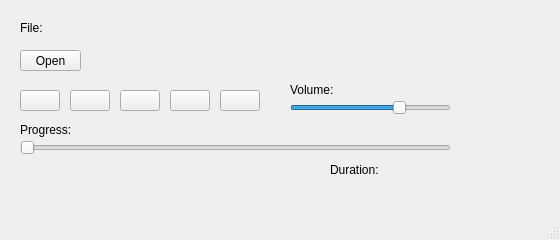
Before: the Qt Designer form mainwindow.ui in Mousence/Qt-MediaPlayer, drawn with Qt 5.
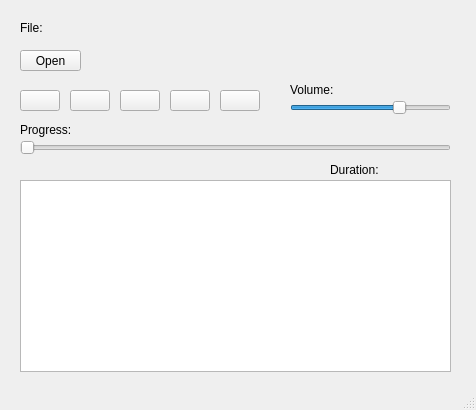
After: the same form once the commit is applied. Icons and pictures are not drawn.

Commit message: playlist start

The edit to the form file:
```diff
--- a/mainwindow.ui
+++ b/mainwindow.ui
@@ -6,8 +6,8 @@
    <rect>
     <x>0</x>
     <y>0</y>
-    <width>560</width>
-    <height>240</height>
+    <width>476</width>
+    <height>410</height>
    </rect>
   </property>
   <property name="windowTitle">
@@ -180,6 +180,16 @@
      <string>Progress:</string>
     </property>
    </widget>
+   <widget class="QTableView" name="tableViewPlaylist">
+    <property name="geometry">
+     <rect>
+      <x>20</x>
+      <y>180</y>
+      <width>431</width>
+      <height>192</height>
+     </rect>
+    </property>
+   </widget>
   </widget>
   <widget class="QMenuBar" name="menubar">
    <property name="geometry">
```
Left out of the diff: 2 changed lines with no effect on the pictures. The commit also changes 3 other files.
